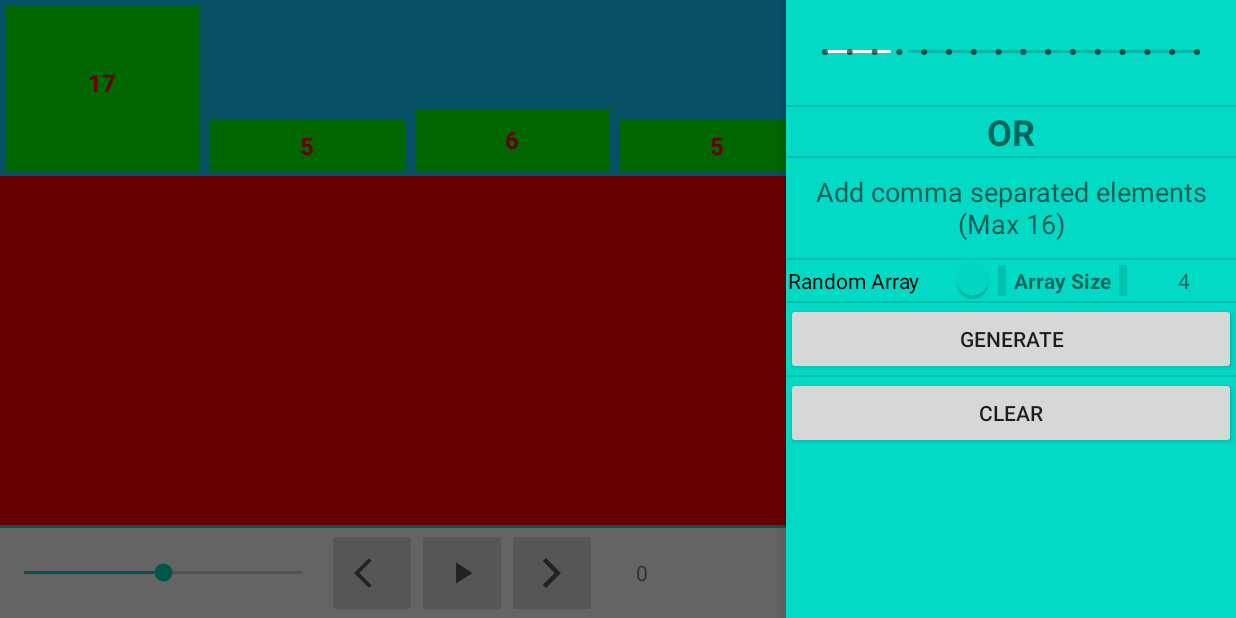
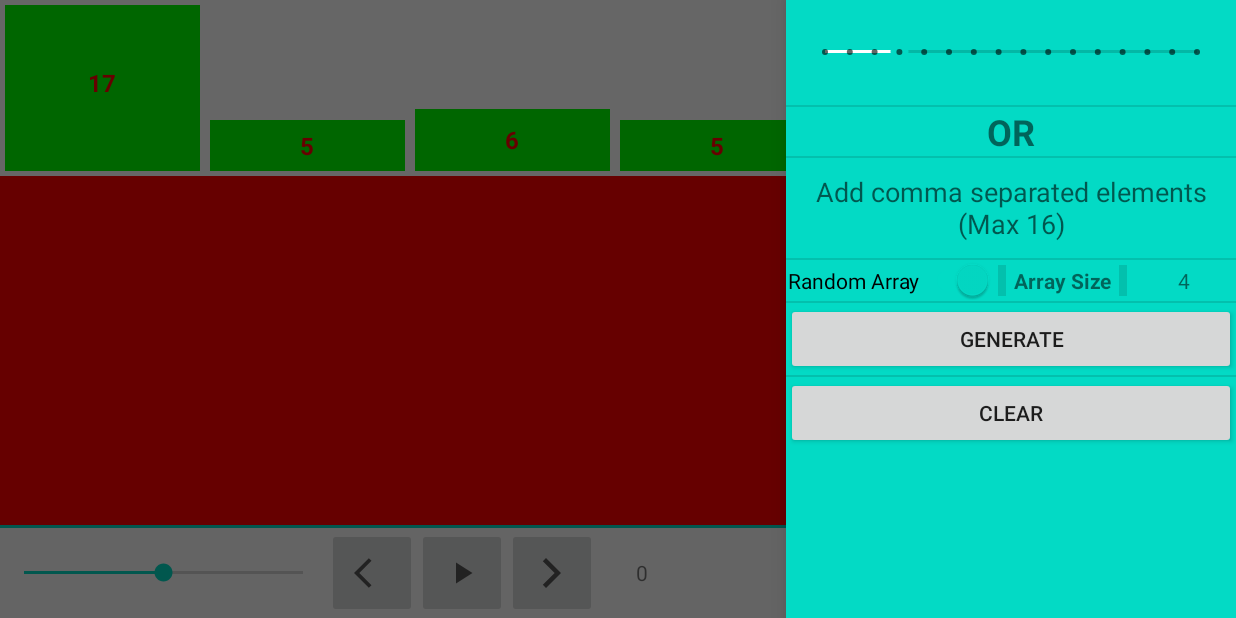
Before and after one commit to Porvil/Algoizer, an Android app: the screen it shows after launch (MergeSortActivity), after a tap on "GENERATE", on a phone screen of 824 x 412 dp (held sideways). Run offline under Robolectric (Android 15) with nearby library versions, the phone set to English and light mode, and no system bars; 3 other taps on this screen came first.

Commit message:
Update element_merge_sort.xml

```diff
--- a/app/src/main/res/layout/element_merge_sort.xml
+++ b/app/src/main/res/layout/element_merge_sort.xml
@@ -3,7 +3,7 @@
     android:layout_width="match_parent"
     android:layout_height="match_parent"
     android:layout_margin="5dp"
-    android:background="#11ccff"
+    android:background="#ffffff"
     android:gravity="bottom"
     android:orientation="vertical">
 
```
